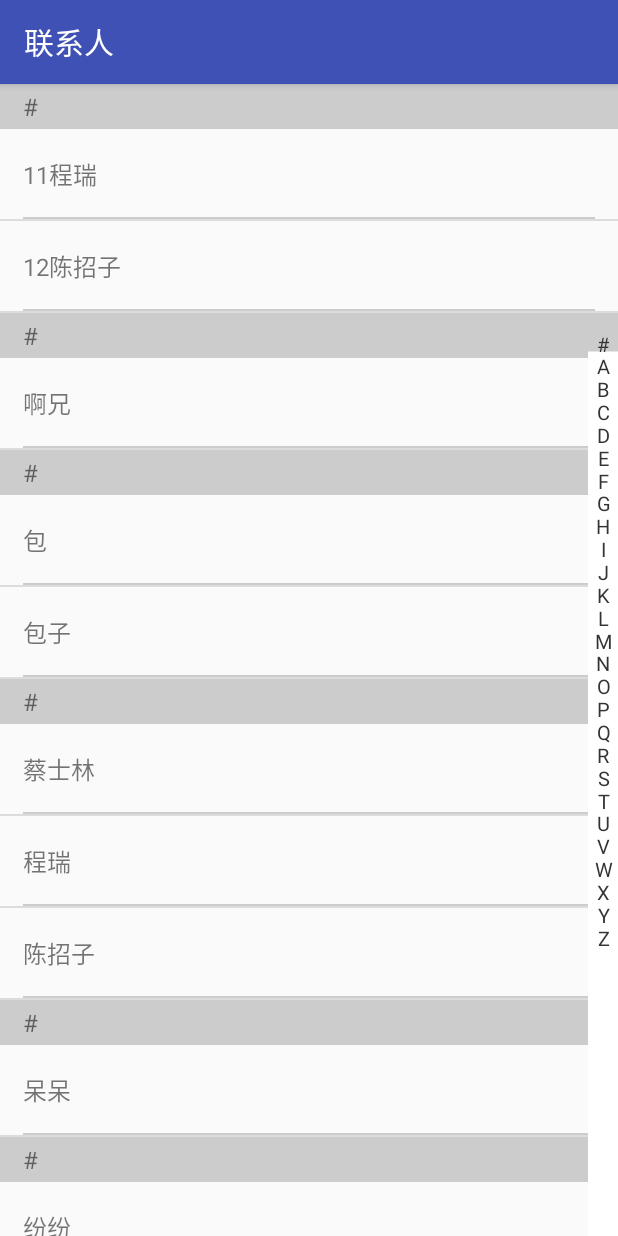
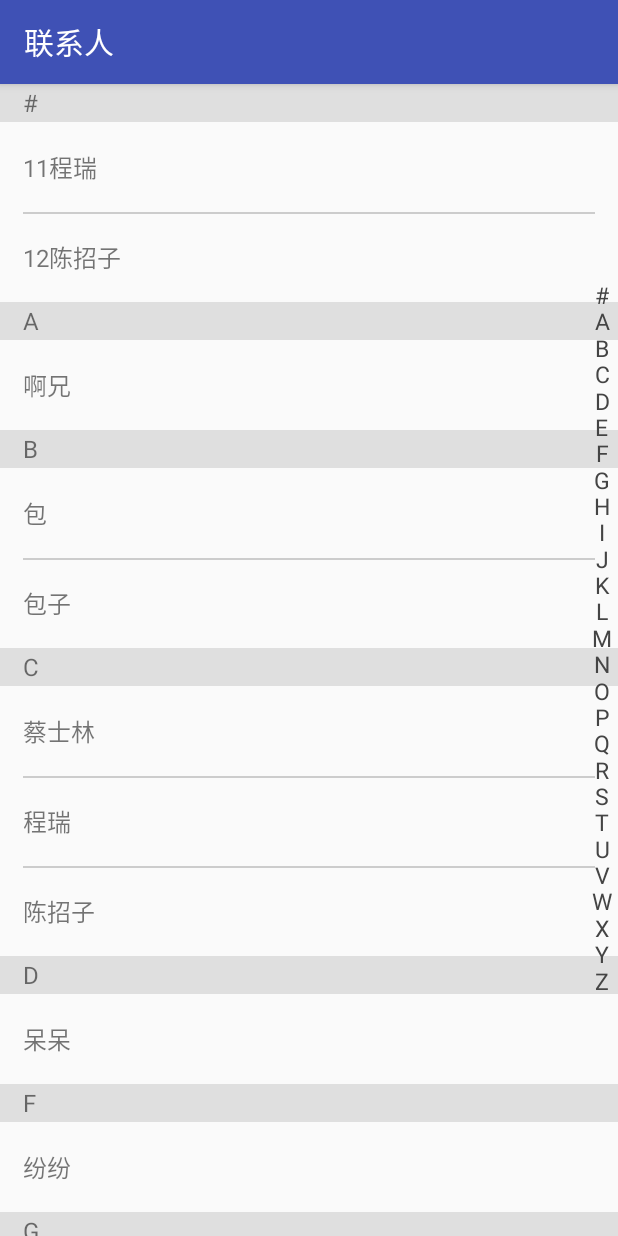
Before and after one commit to yetwish/Contacts, an Android app: the screen it shows after launch (ContactsListActivity), on a phone screen of 412 x 824 dp. Run offline under Robolectric (Android 15) with nearby library versions, the phone set to English and light mode, and no system bars.

Commit message:
完成索引栏

```diff
--- a/ContactsDemo/app/src/main/java/com/yetwish/contactsdemo/ContactsListActivity.java
+++ b/ContactsDemo/app/src/main/java/com/yetwish/contactsdemo/ContactsListActivity.java
@@ -6,6 +6,7 @@ import android.support.v7.app.AppCompatActivity;
 import com.yetwish.contactsdemo.model.Contacts;
 import com.yetwish.contactsdemo.widget.ContactsListAdapter;
 import com.yetwish.contactsdemo.widget.ContactsListView;
+import com.yetwish.contactsdemo.widget.indexer.ContactsSectionIndexer;
 
 import java.util.ArrayList;
 import java.util.List;
@@ -23,6 +24,7 @@ public class ContactsListActivity extends AppCompatActivity {
         mContactsListView = (ContactsListView) findViewById(R.id.lvContactsList);
         syncContacts();
         mContactsListView.setAdapter(mContactsAdapter);
+        mContactsAdapter.setSectionIndexer(new ContactsSectionIndexer(mContactsDataList));
     }
 
     private void syncContacts() {
--- a/ContactsDemo/app/src/main/java/com/yetwish/contactsdemo/model/Contacts.java
+++ b/ContactsDemo/app/src/main/java/com/yetwish/contactsdemo/model/Contacts.java
@@ -21,7 +21,7 @@ public class Contacts implements Comparable<Contacts>{
         this.id = id;
         this.name = name;
         this.phoneNumber = phoneNumber;
-        this.sortedKey = sortedKey;
+        this.sortedKey = sortedKey.toUpperCase();
         this.isFirst = isFirst;
     }
 
--- a/ContactsDemo/app/src/main/java/com/yetwish/contactsdemo/widget/ContactsListAdapter.java
+++ b/ContactsDemo/app/src/main/java/com/yetwish/contactsdemo/widget/ContactsListAdapter.java
@@ -6,6 +6,7 @@ import android.view.View;
 import android.view.ViewGroup;
 import android.widget.BaseAdapter;
 import android.widget.CheckBox;
+import android.widget.SectionIndexer;
 import android.widget.TextView;
 
 import com.yetwish.contactsdemo.R;
@@ -19,7 +20,7 @@ import java.util.List;
  * 联系人列表adapter  todo cb  adapter与sectionIndexer 装饰者模式
  * Created by yetwish on 2016/9/6.
  */
-public class ContactsListAdapter extends BaseAdapter implements ISectionIndexer<Contacts>{
+public class ContactsListAdapter extends BaseAdapter implements SectionIndexer {
 
     private Context mContext;
     private List<Contacts> mData;
@@ -54,26 +55,33 @@ public class ContactsListAdapter extends BaseAdapter implements ISectionIndexer<
             holder.tvSections = (TextView) convertView.findViewById(R.id.tvContactsSections);
             holder.cbSelect = (CheckBox) convertView.findViewById(R.id.cbContactsItem);
             holder.tvName = (TextView) convertView.findViewById(R.id.tvContactsItem);
+            holder.line = convertView.findViewById(R.id.lineItem);
             convertView.setTag(holder);
         } else
             holder = (ViewHolder) convertView.getTag();
 
         holder.tvName.setText(mData.get(position).getName());
-        if (mData.get(position).isFirst())
+        if (mData.get(position).isFirst()) {
             holder.tvSections.setVisibility(View.VISIBLE);
-        else
+            holder.line.setVisibility(View.GONE);
+            holder.tvSections.setText((mData.get(position).getSortedKey().substring(0,1)).toUpperCase());
+        }
+        else{
             holder.tvSections.setVisibility(View.GONE);
+            holder.line.setVisibility(View.VISIBLE);
+        }
+
         return convertView;
     }
 
-    public void setSectionIndexer(ISectionIndexer sectionIndexer){
-        mIndexer = sectionIndexer;
+    public void setSectionIndexer(ISectionIndexer indexer) {
+        mIndexer = indexer;
     }
 
     @Override
     public String[] getSections() {
         checkSectionIndexerNotNull();
-        return mIndexer.getSections();
+        return (String[]) mIndexer.getSections();
     }
 
     @Override
@@ -88,27 +96,25 @@ public class ContactsListAdapter extends BaseAdapter implements ISectionIndexer<
         return mIndexer.getSectionForPosition(position);
     }
 
-    //todo
-    @Override
-    public void notifyDataChanged(List<Contacts> contacts) {
-    }
 
-    private void checkSectionIndexerNotNull(){
-        if(mIndexer == null){
+    private void checkSectionIndexerNotNull() {
+        if (mIndexer == null) {
             mIndexer = new ContactsSectionIndexer(mData);
         }
     }
 
-    //todo
     @Override
     public void notifyDataSetChanged() {
         super.notifyDataSetChanged();
-
+        if(mIndexer != null){
+            mIndexer.notifyDataChanged(mData);
+        }
     }
 
     private class ViewHolder {
         TextView tvSections;
         CheckBox cbSelect;
         TextView tvName;
+        View line;
     }
 }
--- a/ContactsDemo/app/src/main/java/com/yetwish/contactsdemo/widget/ContactsListView.java
+++ b/ContactsDemo/app/src/main/java/com/yetwish/contactsdemo/widget/ContactsListView.java
@@ -4,8 +4,10 @@ import android.content.Context;
 import android.graphics.Canvas;
 import android.util.AttributeSet;
 import android.view.MotionEvent;
+import android.view.View;
 import android.widget.ListAdapter;
 import android.widget.ListView;
+import android.widget.SectionIndexer;
 
 import com.yetwish.contactsdemo.widget.indexer.IIndexScroller;
 import com.yetwish.contactsdemo.widget.indexer.ISectionIndexer;
@@ -24,14 +26,15 @@ public class ContactsListView extends ListView {
         super(context, attrs);
         mIndexScroller = new IndexScroller(context, this);
         this.setFastScrollEnabled(true);
+        this.setOverScrollMode(View.OVER_SCROLL_NEVER);
     }
 
     @Override
     public void setAdapter(ListAdapter adapter) {
         super.setAdapter(adapter);
         if (mIndexScroller != null) {
-            if (adapter instanceof ISectionIndexer) {
-                mIndexScroller.setSectionIndexer((ISectionIndexer) adapter);
+            if (adapter instanceof SectionIndexer) {
+                mIndexScroller.setSectionIndexer((SectionIndexer) adapter);
             }
         }
     }
@@ -42,8 +45,13 @@ public class ContactsListView extends ListView {
     }
 
     @Override
+    public boolean onInterceptTouchEvent(MotionEvent ev) {
+        return true;
+    }
+
+    @Override
     public void draw(Canvas canvas) {
-        super.draw(canvas);
+        super.draw(canvas); //绘制的时候通知索引图进行绘制
         if (mIndexScroller != null) {
             mIndexScroller.onDraw(canvas);
         }
--- a/ContactsDemo/app/src/main/java/com/yetwish/contactsdemo/widget/indexer/ContactsSectionIndexer.java
+++ b/ContactsDemo/app/src/main/java/com/yetwish/contactsdemo/widget/indexer/ContactsSectionIndexer.java
@@ -54,22 +54,30 @@ public class ContactsSectionIndexer extends BaseAdapter implements ISectionIndex
 
     private void updateFirstItemAndPosition() {
         if (mContactsList.size() <= 1) return;
-        //根据sortedKey排序 todo
+        //根据sortedKey排序
         Collections.sort(mContactsList);
         //获取第一个preFirstChar,方便循环对比
         char preFirstChar = mContactsList.get(0).getSortedKey().charAt(0);
         mContactsList.get(0).setFirst(true);
-        int index = 0;
-        mPositions[index++] = 0;
+        int sectionCounts[] = new int[128]; //记录每个字母对应的contacts个数 128: 字母最大ascii 为122-'z';
+        int count = 1;
         for (int i = 1; i < mContactsList.size(); i++) {
             char firstChar = mContactsList.get(i).getSortedKey().charAt(0);
             if (firstChar != preFirstChar) {
+                sectionCounts[preFirstChar] = count;
                 preFirstChar = firstChar;
                 mContactsList.get(i).setFirst(true);
-                mPositions[index++] = i;
-            }
+                count = 1;
+            } else
+                count++;
         }
+        sectionCounts[preFirstChar] = count;
 
+        int i = count = 0;
+        do {
+            count += sectionCounts[mSections[i++].charAt(0)];
+            mPositions[i] = count;
+        } while (i < mSections.length - 1);
     }
 
     @Override
@@ -78,7 +86,7 @@ public class ContactsSectionIndexer extends BaseAdapter implements ISectionIndex
             return -1;
         int index = Arrays.binarySearch(mPositions, position);
 
-        return index >= 0 ? index : -index -2; //todo??
+        return index >= 0 ? index : -index - 2;
     }
 
 
--- a/ContactsDemo/app/src/main/java/com/yetwish/contactsdemo/widget/indexer/IIndexScroller.java
+++ b/ContactsDemo/app/src/main/java/com/yetwish/contactsdemo/widget/indexer/IIndexScroller.java
@@ -2,6 +2,7 @@ package com.yetwish.contactsdemo.widget.indexer;
 
 import android.graphics.Canvas;
 import android.view.MotionEvent;
+import android.widget.SectionIndexer;
 
 /**
  * IndexScroller接口，定义IndexScroll需要实现的方法
@@ -9,7 +10,7 @@ import android.view.MotionEvent;
  */
 public interface IIndexScroller {
 
-    public void setSectionIndexer(ISectionIndexer sectionIndexer);
+    public void setSectionIndexer(SectionIndexer indexer);
 
     public boolean onTouchEvent(MotionEvent event);
 
--- a/ContactsDemo/app/src/main/java/com/yetwish/contactsdemo/widget/indexer/ISectionIndexer.java
+++ b/ContactsDemo/app/src/main/java/com/yetwish/contactsdemo/widget/indexer/ISectionIndexer.java
@@ -11,9 +11,6 @@ import java.util.List;
  */
 public interface ISectionIndexer<T extends Contacts>  extends SectionIndexer{
 
-    @Override
-    public String[] getSections();
-
     /**
      * 通知数据更新，当添加/删除或修改时，需要更新索引信息
      * @param contacts 联系人数据列表
--- a/ContactsDemo/app/src/main/java/com/yetwish/contactsdemo/widget/indexer/IndexScroller.java
+++ b/ContactsDemo/app/src/main/java/com/yetwish/contactsdemo/widget/indexer/IndexScroller.java
@@ -7,6 +7,7 @@ import android.graphics.RectF;
 import android.support.v4.content.ContextCompat;
 import android.view.MotionEvent;
 import android.widget.ListView;
+import android.widget.SectionIndexer;
 
 import com.yetwish.contactsdemo.R;
 
@@ -19,7 +20,7 @@ public class IndexScroller implements IIndexScroller {
     private static final String TAG = IndexScroller.class.getSimpleName();
 
     private ListView mListView;
-    private ISectionIndexer mIndexer;
+    private SectionIndexer mIndexer;
     private String[] mSections;
     private Context mContext;
 
@@ -42,6 +43,8 @@ public class IndexScroller implements IIndexScroller {
     private float mListViewWidth;
     private float mListViewHeight;
 
+    private float mStatusBarHeight;
+
     private boolean isScroll;
     private int mCurIndex = -1;
 
@@ -51,12 +54,22 @@ public class IndexScroller implements IIndexScroller {
         this.mListView = listView;
         initPaint();
         initSizeInfo();
+        getStatusBarHeight();
+    }
+
+    private void getStatusBarHeight() {
+        //获取status_bar_height资源的ID
+        int resourceId = mContext.getResources().getIdentifier("status_bar_height", "dimen", "android");
+        if (resourceId > 0) {
+            //根据资源ID获取响应的尺寸值
+            mStatusBarHeight = mContext.getResources().getDimension(resourceId);
+        }
     }
 
     private void initPaint() {
 
         mIndexTextPaint = new Paint();
-        mIndexTextPaint.setColor(ContextCompat.getColor(mContext, R.color.colorText));
+        mIndexTextPaint.setColor(ContextCompat.getColor(mContext, R.color.colorIndexerText));
         mIndexTextPaint.setTextSize(mContext.getResources().getDimension(R.dimen.indexer_text_size));
 
         mPreviewTextPaint = new Paint();
@@ -88,9 +101,9 @@ public class IndexScroller implements IIndexScroller {
 
     //todo
     @Override
-    public void setSectionIndexer(ISectionIndexer sectionIndexer) {
-        mIndexer = sectionIndexer;
-        mSections = mIndexer.getSections();
+    public void setSectionIndexer(SectionIndexer indexer) {
+        mIndexer = indexer;
+        mSections = (String[]) mIndexer.getSections();
         if (mSections == null)
             throw new NullPointerException("sections cannot be null!");
 
@@ -106,8 +119,9 @@ public class IndexScroller implements IIndexScroller {
                     //根据y获取index
                     mCurIndex = obtainIndexByPosition(event.getY());
                     notifyCurIndexChanged();
+                    return true;
                 }
-                return true;
+                break;
             case MotionEvent.ACTION_MOVE:
                 if (isScroll) {
                     //move多次调用，当获取到index与mCurIndex不同时才需要通知listView.setSelection()
@@ -116,8 +130,9 @@ public class IndexScroller implements IIndexScroller {
                         mCurIndex = tempIndex;
                         notifyCurIndexChanged();
                     }
+                    return true;
                 }
-                return true;
+                break;
             case MotionEvent.ACTION_UP:
                 isScroll = false;
                 //motion_up时不占有事件分发，将touch事件分发下去
@@ -154,11 +169,13 @@ public class IndexScroller implements IIndexScroller {
     //draw indexBar
     private void drawIndexBar(Canvas canvas) {
         //draw bg
-        canvas.drawRect(mIndexRectF, mIndexBgPaint);
+        if(isScroll){
+            canvas.drawRect(mIndexRectF, mIndexBgPaint);
+        }
         //draw sections
         for (int i = 0; i < mSections.length; i++) {//draw indexes
             canvas.drawText(mSections[i], mIndexRectF.centerX() - mIndexTextPaint.measureText(mSections[i]) / 2,
-                    mIndexRectF.top + i * mIndexTextHeight, mIndexTextPaint);
+                    mIndexMarginTop + i * mIndexTextHeight, mIndexTextPaint);
         }
     }
 
@@ -166,9 +183,9 @@ public class IndexScroller implements IIndexScroller {
     private void drawPreview(Canvas canvas) {
         //draw bg
         canvas.drawRect(mPreviewRectF, mPreviewBgPaint);
-        //draw preview text
+        //draw preview text  ???todo
         canvas.drawText(mSections[mCurIndex], mPreviewRectF.centerX() - mPreviewTextPaint.measureText(mSections[mCurIndex]) / 2,
-                mPreviewRectF.top + mPreviewPadding, mPreviewTextPaint);
+                mPreviewRectF.centerY() - mPreviewTextHeight / 2 + mPreviewSize / 2, mPreviewTextPaint);
     }
 
     @Override
@@ -178,8 +195,10 @@ public class IndexScroller implements IIndexScroller {
         mListViewHeight = height;
         //根据listView的宽高 获取indexBar和preview的位置
         mIndexMarginTop = (mListViewHeight - mIndexBarHeight) / 2;
-        mIndexRectF = new RectF(mListViewWidth - mIndexBarWidth, mIndexMarginTop, mListViewWidth, mListViewHeight);
+        mIndexRectF = new RectF(mListViewWidth - mIndexBarWidth, 0, mListViewWidth, mListViewHeight);
         mPreviewRectF = new RectF(mListViewWidth / 2 - mPreviewSize / 2, mListViewHeight / 2 - mPreviewSize / 2,
                 mListViewWidth / 2 + mPreviewSize / 2, mListViewHeight / 2 + mPreviewSize / 2);
     }
+
+
 }
--- a/ContactsDemo/app/src/main/res/layout/activity_list.xml
+++ b/ContactsDemo/app/src/main/res/layout/activity_list.xml
@@ -7,6 +7,7 @@
 
     <com.yetwish.contactsdemo.widget.ContactsListView
         android:id="@+id/lvContactsList"
+        android:divider="@null"
         android:layout_width="match_parent"
         android:layout_height="match_parent"/>
 
--- a/ContactsDemo/app/src/main/res/layout/item_contacts_list.xml
+++ b/ContactsDemo/app/src/main/res/layout/item_contacts_list.xml
@@ -5,14 +5,14 @@
     android:orientation="vertical">
 
     <TextView
-        android:gravity="center_vertical"
-        android:text="#"
-        android:textSize="@dimen/item_text_size"
-        android:paddingLeft="@dimen/item_list_padding_horizontal"
-        android:background="@color/colorLine"
         android:id="@+id/tvContactsSections"
         android:layout_width="match_parent"
-        android:layout_height="@dimen/item_sections_height">
+        android:layout_height="@dimen/item_sections_height"
+        android:background="@color/colorSections"
+        android:gravity="center_vertical"
+        android:paddingLeft="@dimen/item_list_padding_horizontal"
+        android:text="#"
+        android:textSize="@dimen/item_text_size">
 
     </TextView>
 
@@ -22,26 +22,30 @@
         android:paddingLeft="@dimen/item_list_padding_horizontal"
         android:paddingRight="@dimen/item_list_padding_horizontal">
 
+        <View
+            android:id="@+id/lineItem"
+            style="@style/SeparatorStyle"
+            android:layout_alignParentTop="true" />
+
         <CheckBox
-            android:visibility="gone"
             android:id="@+id/cbContactsItem"
             android:layout_width="wrap_content"
             android:layout_height="wrap_content"
             android:layout_centerVertical="true"
-            android:layout_marginRight="@dimen/item_list_margin"/>
+            android:layout_marginRight="@dimen/item_list_margin"
+            android:focusable="false"
+            android:visibility="gone" />
 
         <TextView
-            android:textSize="@dimen/item_text_size"
             android:id="@+id/tvContactsItem"
             android:layout_width="wrap_content"
             android:layout_height="wrap_content"
             android:layout_centerVertical="true"
             android:layout_toRightOf="@id/cbContactsItem"
-            android:text="hELLO!" />
+            android:text="hELLO!"
+            android:textSize="@dimen/item_text_size" />
 
-        <View
-            style="@style/SeparatorStyle"
-            android:layout_alignParentBottom="true" />
+
     </RelativeLayout>
 
 
--- a/ContactsDemo/app/src/main/res/values/colors.xml
+++ b/ContactsDemo/app/src/main/res/values/colors.xml
@@ -4,10 +4,12 @@
     <color name="colorPrimaryDark">#303F9F</color>
     <color name="colorAccent">#FF4081</color>
 
-    <color name="colorWhite">#ffffff</color>
+    <color name="colorWhite">#efefef</color>
+    <color name="colorSections">#dfdfdf</color>
     <color name="colorBlack">#000000</color>
     <color name="colorBlackAlpha">#66000000</color>
     <color name="colorText">#333333</color>
+    <color name="colorIndexerText">#444444</color>
     <color name="colorSubText">#666666</color>
     <color name="colorLine">#cccccc</color>
 </resources>
--- a/ContactsDemo/app/src/main/res/values/dimens.xml
+++ b/ContactsDemo/app/src/main/res/values/dimens.xml
@@ -3,16 +3,16 @@
     <dimen name="activity_horizontal_margin">16dp</dimen>
     <dimen name="activity_vertical_margin">16dp</dimen>
 
-    <dimen name="indexer_width">20dp</dimen>
+    <dimen name="indexer_width">22dp</dimen>
     <dimen name="indexer_preview_padding">10dp</dimen>
 
-    <dimen name="indexer_text_size">13sp</dimen>
+    <dimen name="indexer_text_size">15sp</dimen>
     <dimen name="indexer_preview_text_size">40sp</dimen>
 
 
 
     <dimen name="item_list_height">60dp</dimen>
-    <dimen name="item_sections_height">30dp</dimen>
+    <dimen name="item_sections_height">25dp</dimen>
     <dimen name="item_list_padding_horizontal">15dp</dimen>
     <dimen name="item_list_margin">8dp</dimen>
 
```
